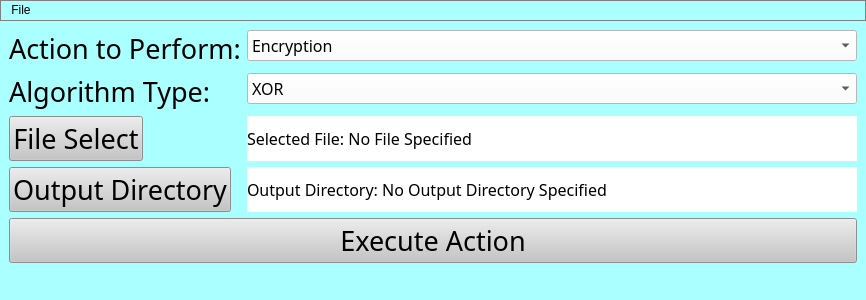
Old version of the form src/mainwindow.ui in the repository terrytosh/image-encryptor.
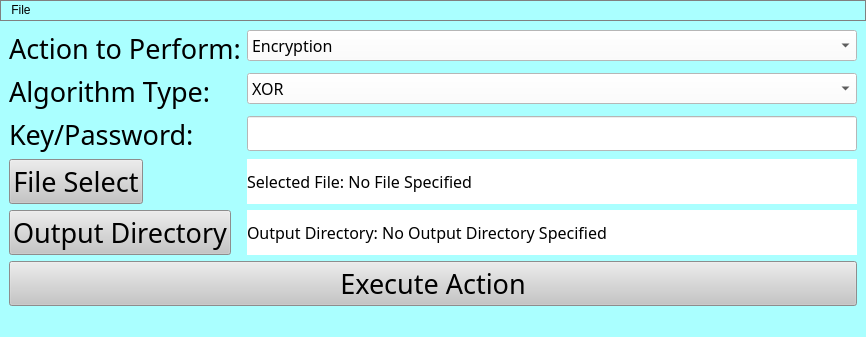
New version of the form.

Commit message: Key/Password entry field added...

The edit to the form file:
```diff
--- a/src/mainwindow.ui
+++ b/src/mainwindow.ui
@@ -104,7 +104,7 @@
       </item>
      </widget>
     </item>
-    <item row="2" column="0">
+    <item row="3" column="0">
      <widget class="QPushButton" name="file_select_button">
       <property name="font">
        <font>
@@ -121,7 +121,7 @@
       </property>
      </widget>
     </item>
-    <item row="2" column="1">
+    <item row="3" column="1">
      <widget class="QLabel" name="selected_file_label">
       <property name="font">
        <font>
@@ -137,7 +137,7 @@
       </property>
      </widget>
     </item>
-    <item row="3" column="0">
+    <item row="4" column="0">
      <widget class="QPushButton" name="select_output_directory_button">
       <property name="sizePolicy">
        <sizepolicy hsizetype="Preferred" vsizetype="Fixed">
@@ -159,7 +159,7 @@
       </property>
      </widget>
     </item>
-    <item row="3" column="1">
+    <item row="4" column="1">
      <widget class="QLabel" name="selected_output_directory_label">
       <property name="font">
        <font>
@@ -213,7 +213,7 @@
       </item>
      </widget>
     </item>
-    <item row="4" column="0" colspan="2">
+    <item row="5" column="0" colspan="2">
      <widget class="QPushButton" name="execute_action_button">
       <property name="sizePolicy">
        <sizepolicy hsizetype="Preferred" vsizetype="Fixed">
@@ -250,6 +250,35 @@
       </property>
      </widget>
     </item>
+    <item row="2" column="0">
+     <widget class="QLabel" name="keyPasswordLabel">
+      <property name="font">
+       <font>
+        <family>Calibri Light</family>
+        <pointsize>20</pointsize>
+       </font>
+      </property>
+      <property name="text">
+       <string>Key/Password:</string>
+      </property>
+     </widget>
+    </item>
+    <item row="2" column="1">
+     <widget class="QLineEdit" name="keyPasswordLineEdit">
+      <property name="font">
+       <font>
+        <family>Calibri Light</family>
+        <pointsize>14</pointsize>
+       </font>
+      </property>
+      <property name="styleSheet">
+       <string notr="true">background-color: rgb(255, 255, 255);</string>
+      </property>
+      <property name="echoMode">
+       <enum>QLineEdit::Password</enum>
+      </property>
+     </widget>
+    </item>
    </layout>
   </widget>
   <widget class="QStatusBar" name="statusbar"/>
```
